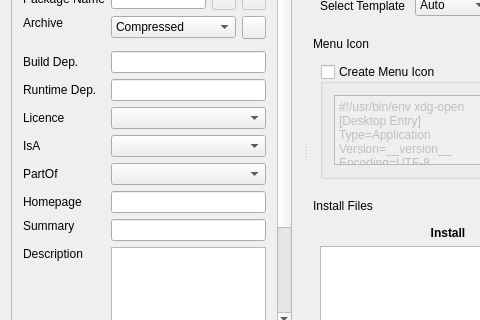
Old version of the form ui/mainwindow.ui in the repository huseyinkozan/PiSiDo; both pictures show x 0 to 480 and y 84 to 404 of the 909 by 664 pixel window.
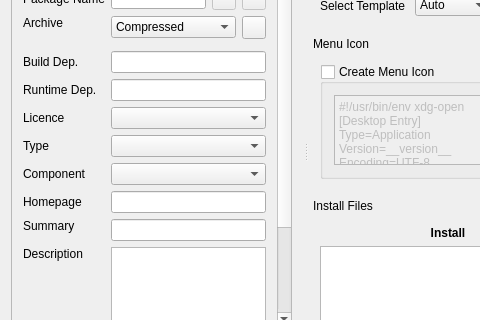
New version of the form. Icons and pictures are not drawn.

Commit message: IsA->Type, PartOf->Component.

Diff of the .ui file:
```diff
--- a/ui/mainwindow.ui
+++ b/ui/mainwindow.ui
@@ -206,7 +206,7 @@
         <item row="9" column="0">
          <widget class="QLabel" name="lbl_is_a">
           <property name="text">
-           <string>IsA</string>
+           <string>Type</string>
           </property>
          </widget>
         </item>
@@ -223,7 +223,7 @@
         <item row="10" column="0">
          <widget class="QLabel" name="lbl_part_of">
           <property name="text">
-           <string>PartOf</string>
+           <string>Component</string>
           </property>
          </widget>
         </item>
```
The commit also changes 4 other files.
